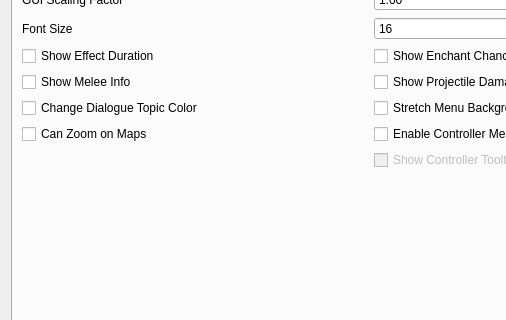
First picture: the form in apps/launcher/ui/settingspage.ui, repository OpenMW/openmw, before the edit; both pictures show x 0 to 506 and y 86 to 406 of the 741 by 503 pixel window.
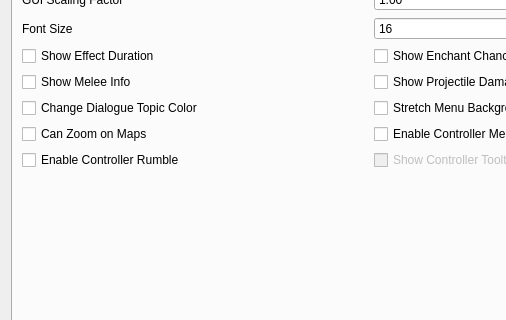
Second picture: the form after the edit. The open tabs and pages were chosen to show the change.

Commit message: Add controller rumble support and Lua bindings

What changed in the file:
```diff
--- a/apps/launcher/ui/settingspage.ui
+++ b/apps/launcher/ui/settingspage.ui
@@ -1413,6 +1413,16 @@
            </property>
           </widget>
          </item>
+        <item row="8" column="0">
+         <widget class="QCheckBox" name="controllerRumbleCheckBox">
+          <property name="toolTip">
+           <string>&lt;html&gt;&lt;head/&gt;&lt;body&gt;&lt;p&gt;Enable haptic feedback for controllers that support rumble.&lt;/p&gt;&lt;/body&gt;&lt;/html&gt;</string>
+          </property>
+          <property name="text">
+           <string>Enable Controller Rumble</string>
+          </property>
+         </widget>
+        </item>
          <item row="8" column="1">
           <widget class="QCheckBox" name="controllerMenuTooltipsCheckBox">
            <property name="enabled">
```
Lines whose indentation alone changed are shown as unchanged. The commit also changes 17 other files.
